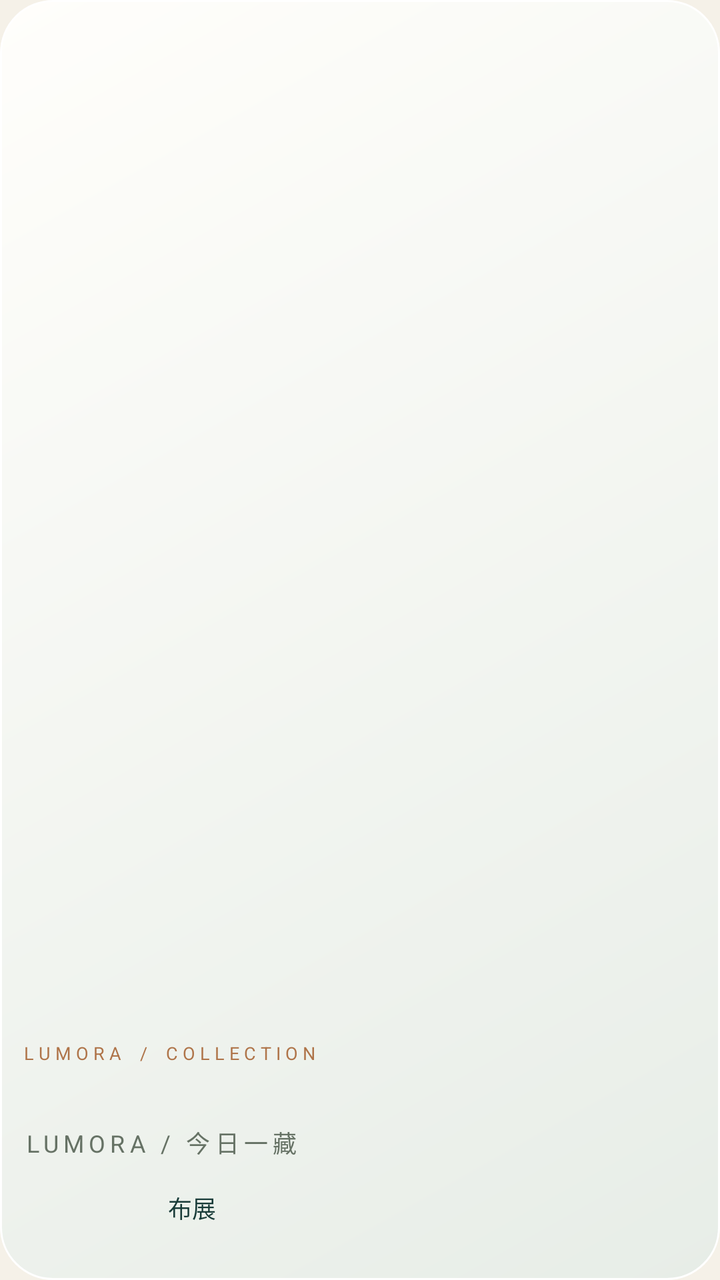
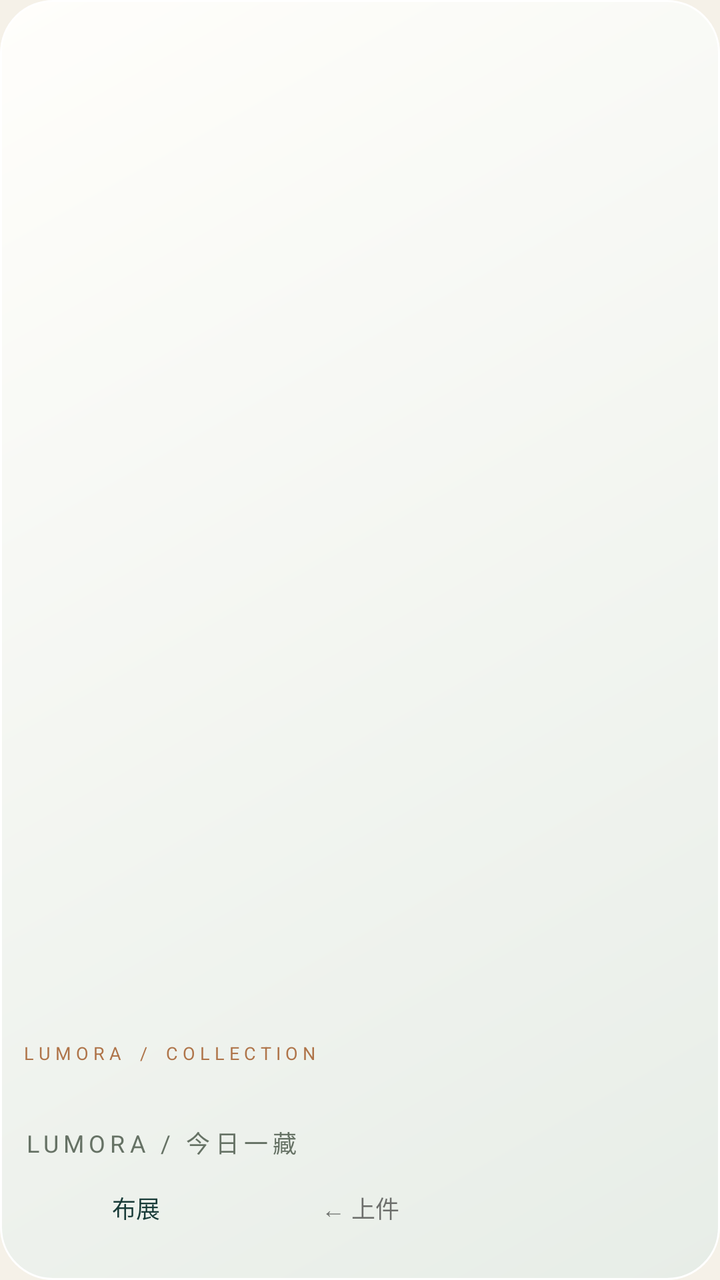

Two renders of the same Android screen: before a commit and after it. Below are the layout's source before the change and the commit's diff.
<!-- AndroidManifest.xml: application theme Theme.Lumora -->
<!-- res/layout/widget_collectible.xml -->
<?xml version="1.0" encoding="utf-8"?>
<LinearLayout xmlns:android="http://schemas.android.com/apk/res/android"
    android:id="@+id/widget_root"
    android:layout_width="match_parent"
    android:layout_height="match_parent"
    android:orientation="vertical"
    android:padding="12dp"
    android:background="@drawable/widget_bg">

    <ImageView
        android:id="@+id/widget_art"
        android:layout_width="match_parent"
        android:layout_height="0dp"
        android:layout_weight="1"
        android:scaleType="centerCrop"
        android:contentDescription="@string/widget_desc" />

    <TextView
        android:layout_width="wrap_content"
        android:layout_height="wrap_content"
        android:layout_marginTop="10dp"
        android:text="L U M O R A    /    C O L L E C T I O N"
        android:textColor="#AF7449"
        android:textSize="9sp" />

    <TextView
        android:id="@+id/widget_title"
        android:layout_width="match_parent"
        android:layout_height="wrap_content"
        android:layout_marginTop="4dp"
        android:fontFamily="serif"
        android:maxLines="1"
        android:ellipsize="end"
        android:textColor="#183B38"
        android:textSize="18sp" />

    <TextView
        android:id="@+id/widget_sub"
        android:layout_width="match_parent"
        android:layout_height="wrap_content"
        android:layout_marginTop="2dp"
        android:letterSpacing="0.2"
        android:maxLines="1"
        android:ellipsize="end"
        android:textColor="#667265"
        android:textSize="12sp"
        android:text="LUMORA / 今日一藏" />

    <TextView
        android:id="@+id/widget_note"
        android:layout_width="match_parent"
        android:layout_height="wrap_content"
        android:maxLines="2"
        android:ellipsize="end"
        android:fontFamily="serif"
        android:textSize="13sp"
        android:textColor="#183B38"
        android:visibility="gone" />
    <LinearLayout
        android:layout_width="match_parent"
        android:layout_height="48dp"
        android:orientation="horizontal">
        <TextView
            android:id="@+id/widget_configure"
            android:layout_width="0dp"
            android:layout_height="match_parent"
            android:layout_weight="1"
            android:gravity="center"
            android:text="@string/widget_configure"
            android:contentDescription="@string/widget_configure_desc"
            android:textColor="#183B38"
            android:textSize="12sp" />
        <TextView
            android:id="@+id/widget_next"
            android:layout_width="0dp"
            android:layout_height="match_parent"
            android:layout_weight="1"
            android:gravity="center"
            android:textColor="#183B38"
            android:textSize="12sp"
            android:contentDescription="@string/widget_next_desc" />
    </LinearLayout>
</LinearLayout>
<!-- resources referenced by this layout -->
<resources>
  <!-- drawable widget_bg (drawable) -->
  <?xml version="1.0" encoding="utf-8"?>
  <shape xmlns:android="http://schemas.android.com/apk/res/android"
      android:shape="rectangle">
      <gradient android:startColor="#FFFFFEFB" android:endColor="#E7EDE7"
          android:angle="315" />
      <stroke android:width="1dp" android:color="#FFFFFFFF" />
      <corners android:radius="26dp" />
  </shape>
  <string name="widget_configure">布展</string>
  <string name="widget_configure_desc">设置这个桌面展览</string>
  <string name="widget_desc">你最近心动的藏品，安静地躺在桌面。</string>
  <string name="widget_next_desc">浏览下一件藏品</string>
  <style name="Theme.Lumora" parent="android:Theme.Material.Light.NoActionBar">
          <item name="android:windowBackground">@color/paper</item>
          <item name="android:colorPrimary">@color/ink</item>
          <item name="android:colorAccent">@color/copper</item>
          <item name="android:statusBarColor">@color/paper</item>
          <item name="android:navigationBarColor">@color/paper</item>
          <item name="android:windowLightStatusBar">true</item>
          <item name="android:windowDrawsSystemBarBackgrounds">true</item>
      </style>
  <color name="paper">#F5F1E8</color>
  <color name="ink">#183B38</color>
  <color name="copper">#AF7449</color>
</resources>

<!-- the commit's change to res/layout/widget_collectible.xml (unified diff, before → after) -->
@@ -12,10 +12,11 @@
         android:layout_width="match_parent"
         android:layout_height="0dp"
         android:layout_weight="1"
-        android:scaleType="centerCrop"
+        android:scaleType="fitCenter"
         android:contentDescription="@string/widget_desc" />
 
     <TextView
+        android:id="@+id/widget_brand"
         android:layout_width="wrap_content"
         android:layout_height="wrap_content"
         android:layout_marginTop="10dp"
@@ -71,6 +72,15 @@
             android:textColor="#183B38"
             android:textSize="12sp" />
         <TextView
+            android:id="@+id/widget_previous"
+            android:layout_width="0dp"
+            android:layout_height="match_parent"
+            android:layout_weight="1"
+            android:gravity="center"
+            android:text="@string/widget_previous"
+            android:contentDescription="@string/widget_previous_desc"
+            android:textSize="12sp" />
+        <TextView
             android:id="@+id/widget_next"
             android:layout_width="0dp"
             android:layout_height="match_parent"
<!-- resource entries referenced after the edit -->
@@ -13,6 +13,8 @@
   <string name="widget_configure_desc">设置这个桌面展览</string>
   <string name="widget_desc">你最近心动的藏品，安静地躺在桌面。</string>
   <string name="widget_next_desc">浏览下一件藏品</string>
+  <string name="widget_previous">← 上件</string>
+  <string name="widget_previous_desc">在当前展览范围内浏览上一件藏品</string>
   <style name="Theme.Lumora" parent="android:Theme.Material.Light.NoActionBar">
           <item name="android:windowBackground">@color/paper</item>
           <item name="android:colorPrimary">@color/ink</item>
